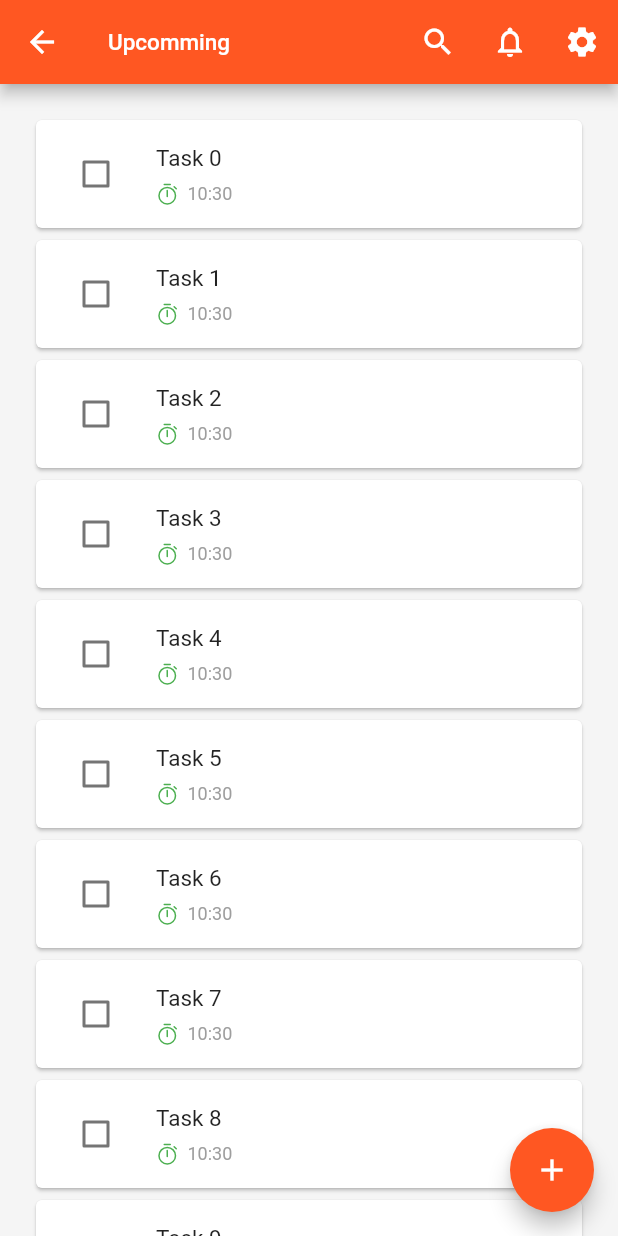
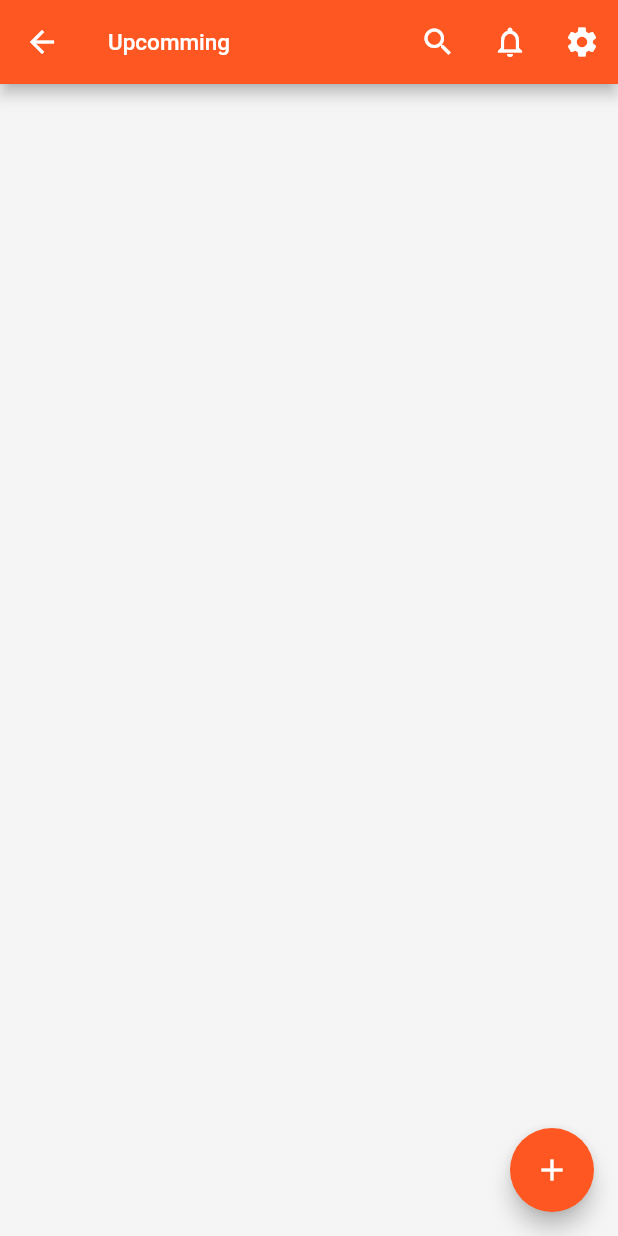
Before and after one commit to lethanhvietctt5/todos, a Flutter app: the UpcommingPage screen opened by its route, on a phone screen of 412 x 824 dp. Run offline on Flutter 3.47's test engine with Material 2 defaults, Android fonts, the phone set to English and light mode, and no system bars; our stand-ins replace flutter_svg, shared_preferences; accounts and stored records are empty.

Commit message:
Add list todos for today and upcomming

```diff
--- a/lib/screens/all_page.dart
+++ b/lib/screens/all_page.dart
@@ -77,7 +77,9 @@ class AllPage extends StatelessWidget {
                     ),
                     leading: Checkbox(
                       value: false,
-                      onChanged: (newValue) {},
+                      onChanged: (newValue) {
+                        todos.removeTodo(todos.listTodos[index].id);
+                      },
                     ),
                   ),
                 );
--- a/lib/screens/upcomming_page.dart
+++ b/lib/screens/upcomming_page.dart
@@ -1,5 +1,8 @@
 import 'package:flutter/material.dart';
 import 'package:flutter_svg/flutter_svg.dart';
+import 'package:provider/provider.dart';
+import 'package:todos/data_provider/todo_model.dart';
+import 'package:todos/data_provider/todos_model.dart';
 import 'package:todos/helpers/convert_datetime.dart';
 
 class UpcommingPage extends StatelessWidget {
@@ -42,16 +45,17 @@ class UpcommingPage extends StatelessWidget {
         onPressed: () {},
         child: const Icon(Icons.add),
       ),
-      body: SingleChildScrollView(
-        child: Container(
+      body: SingleChildScrollView(child: Consumer<TodosModel>(builder: (context, todos, child) {
+        final upcommingTodos = todos.upcomming as List<TodoModel>;
+        return Container(
           margin: const EdgeInsets.symmetric(horizontal: 20, vertical: 20),
           child: ListView.builder(
-            itemCount: 10,
+            itemCount: upcommingTodos.length,
             itemBuilder: (context, index) {
               return Card(
                 child: ListTile(
                   title: Text(
-                    'Task $index',
+                    upcommingTodos[index].title,
                     style: const TextStyle(fontSize: 15),
                   ),
                   subtitle: Container(
@@ -66,7 +70,7 @@ class UpcommingPage extends StatelessWidget {
                           ),
                         ),
                         Text(
-                          DateTimeHelper(DateTime.now()).convertTimeToString(),
+                          DateTimeHelper(upcommingTodos[index].dueDate).convertDateTimeToString(),
                           style: const TextStyle(color: Colors.grey, fontSize: 12),
                         ),
                       ],
@@ -82,8 +86,8 @@ class UpcommingPage extends StatelessWidget {
             shrinkWrap: true,
             physics: const NeverScrollableScrollPhysics(),
           ),
-        ),
-      ),
+        );
+      })),
     );
   }
 }
```
Also changed, not shown: lib/screens/home_page.dart (+15 -12 lines), lib/screens/today_page.dart (+11 -5 lines).
